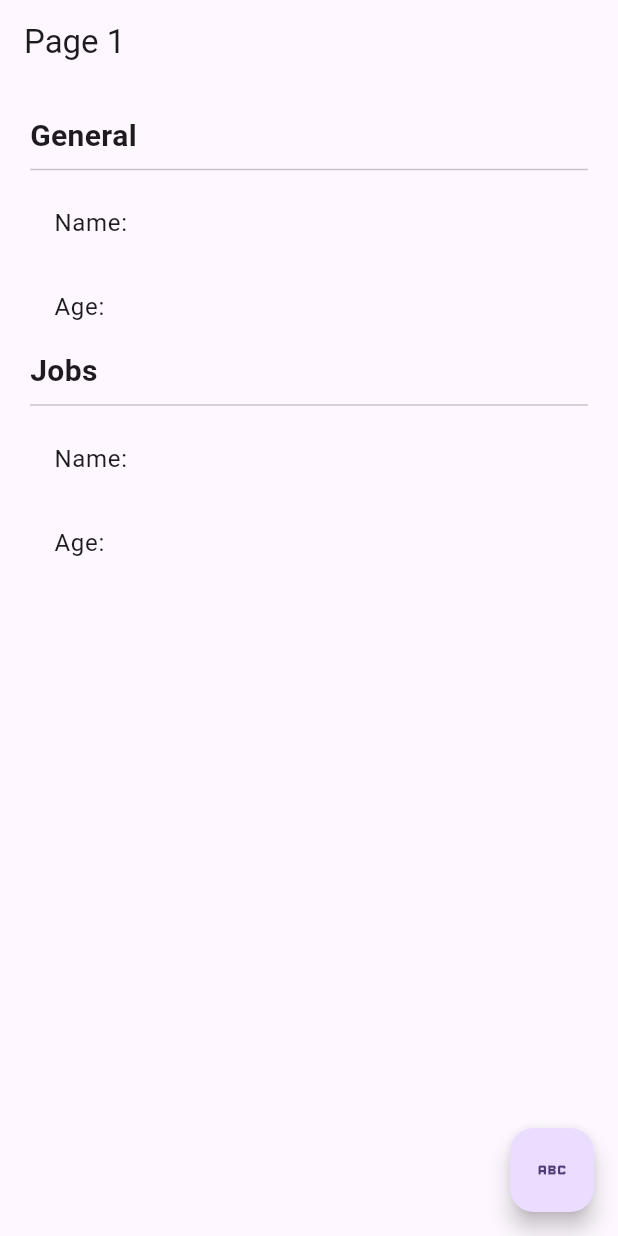
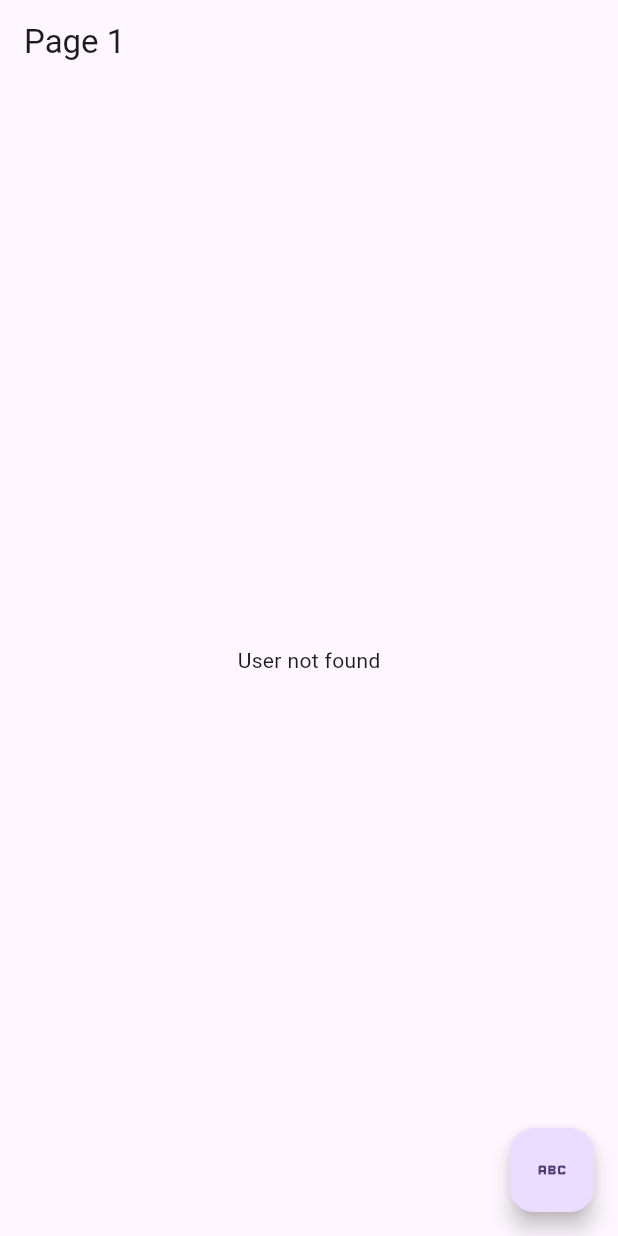
Before and after one commit to jmsillero/flutter-state-managements, a Flutter app: the screen it shows after launch, on a phone screen of 412 x 824 dp. Run offline on Flutter 3.47's test engine with Material 2 defaults, Android fonts, the phone set to English and light mode, and no system bars; our stand-ins replace flutter_bloc.

Commit message:
cubit example

```diff
--- /dev/null
+++ b/lib/bloc/users/cubit/user_cubit.dart
@@ -0,0 +1,18 @@
+import 'package:flutter_bloc/flutter_bloc.dart';
+import 'package:state_managements/models/users.dart';
+
+part 'user_state.dart';
+
+class UserCubit extends Cubit<UserState> {
+  UserCubit() : super(UserInitial());
+
+  void selectUser(User user) {
+    emit(UserActive(user: user));
+  }
+
+  void setAge(int age) {
+    final user = (state as UserActive).user;
+    final newUser = user.copyWith(age: age);
+    emit(UserActive(user: newUser));
+  }
+}
--- /dev/null
+++ b/lib/bloc/users/cubit/user_state.dart
@@ -0,0 +1,17 @@
+// ignore_for_file: public_member_api_docs, sort_constructors_first
+part of 'user_cubit.dart';
+
+sealed class UserState {}
+
+final class UserInitial extends UserState {
+  final userExist = false;
+}
+
+class UserActive extends UserState {
+  final userExist = true;
+  final User user;
+
+  UserActive({
+    required this.user,
+  });
+}
--- a/lib/main.dart
+++ b/lib/main.dart
@@ -1,4 +1,6 @@
 import 'package:flutter/material.dart';
+import 'package:flutter_bloc/flutter_bloc.dart';
+import 'package:state_managements/bloc/users/cubit/user_cubit.dart';
 import 'package:state_managements/pages/page1_page.dart';
 import 'package:state_managements/pages/page2_page.dart';
 
@@ -12,18 +14,24 @@ class MyApp extends StatelessWidget {
   // This widget is the root of your application.
   @override
   Widget build(BuildContext context) {
-    return MaterialApp(
+    return MultiBlocProvider(
+      providers: [
+        BlocProvider(
+          create: (_) => UserCubit(),
+        )
+      ],
+      child: MaterialApp(
         title: 'Flutter Demo',
         theme: ThemeData(
-
           colorScheme: ColorScheme.fromSeed(seedColor: Colors.deepPurple),
           useMaterial3: true,
         ),
         initialRoute: "page1",
         routes: {
-        'page1' : (_) =>const Page1Page(),
-        'page2' : (_) =>const Page2Page(),
+          'page1': (_) => const Page1Page(),
+          'page2': (_) => const Page2Page(),
         },
+      ),
     );
   }
 }
--- a/lib/models/users.dart
+++ b/lib/models/users.dart
@@ -1,7 +1,22 @@
+// ignore_for_file: public_member_api_docs, sort_constructors_first
 class User {
   final String name;
   final int age;
   final List<String> jobs;
 
   User({required this.name, required this.age, required this.jobs});
+
+
+
+  User copyWith({
+    String? name,
+    int? age,
+    List<String>? jobs,
+  }) {
+    return User(
+      name: name ?? this.name,
+      age: age ?? this.age,
+      jobs: jobs ?? this.jobs,
+    );
+  }
 }
--- a/lib/pages/page1_page.dart
+++ b/lib/pages/page1_page.dart
@@ -1,4 +1,6 @@
 import 'package:flutter/material.dart';
+import 'package:flutter_bloc/flutter_bloc.dart';
+import 'package:state_managements/bloc/users/cubit/user_cubit.dart';
 
 class Page1Page extends StatelessWidget {
   const Page1Page({super.key});
@@ -9,30 +11,39 @@ class Page1Page extends StatelessWidget {
       appBar: AppBar(
         title: const Text('Page 1'),
       ),
-      body: Container(
-        padding: const EdgeInsets.all(20),
-        child: const Column(
-            crossAxisAlignment: CrossAxisAlignment.start,
-            children: [
-              Text(
+      body: BlocBuilder<UserCubit, UserState>(
+        builder: (context, state) {
+          if (state is UserInitial) {
+            return const Center(
+              child: Text('User not found'),
+            );
+          }
+          final newState = state as UserActive;
+          return Container(
+            padding: const EdgeInsets.all(20),
+            child:
+                Column(crossAxisAlignment: CrossAxisAlignment.start, children: [
+              const Text(
                 "General",
                 style: TextStyle(fontSize: 20, fontWeight: FontWeight.bold),
               ),
-              Divider(),
-              ListTile(title: Text('Name: ')),
+              const Divider(),
+              ListTile(title: Text('Name: ${newState.user.name}')),
               ListTile(
-                title: Text('Age: '),
+                title: Text('Age: ${newState.user.age}'),
               ),
-              Text(
+              const Text(
                 "Jobs",
                 style: TextStyle(fontSize: 20, fontWeight: FontWeight.bold),
               ),
-              Divider(),
-              ListTile(title: Text('Name: ')),
-              ListTile(
+              const Divider(),
+              const ListTile(title: Text('Name: ')),
+              const ListTile(
                 title: Text('Age: '),
               )
             ]),
+          );
+        },
       ),
       floatingActionButton: FloatingActionButton(
           child: const Icon(Icons.abc),
--- a/lib/pages/page2_page.dart
+++ b/lib/pages/page2_page.dart
@@ -1,4 +1,7 @@
 import 'package:flutter/material.dart';
+import 'package:flutter_bloc/flutter_bloc.dart';
+import 'package:state_managements/bloc/users/cubit/user_cubit.dart';
+import 'package:state_managements/models/users.dart';
 
 class Page2Page extends StatelessWidget {
   const Page2Page({super.key});
@@ -14,12 +17,18 @@ class Page2Page extends StatelessWidget {
           mainAxisAlignment: MainAxisAlignment.center,
           children: [
             MaterialButton(
-              onPressed: () {},
+              onPressed: () {
+                context
+                    .read<UserCubit>()
+                    .selectUser(User(name: "Juan Miguel", age: 36, jobs: []));
+              },
               color: Colors.amber,
               child: const Text('Create user'),
             ),
             MaterialButton(
-              onPressed: () {},
+              onPressed: () {
+                context.read<UserCubit>().setAge(80);
+              },
               color: Colors.amber,
               child: const Text('Update Age'),
             ),
```
Also changed, not shown: pubspec.yaml (+4 -12 lines), pubspec.lock. Lines whose indentation alone changed are shown as unchanged.
